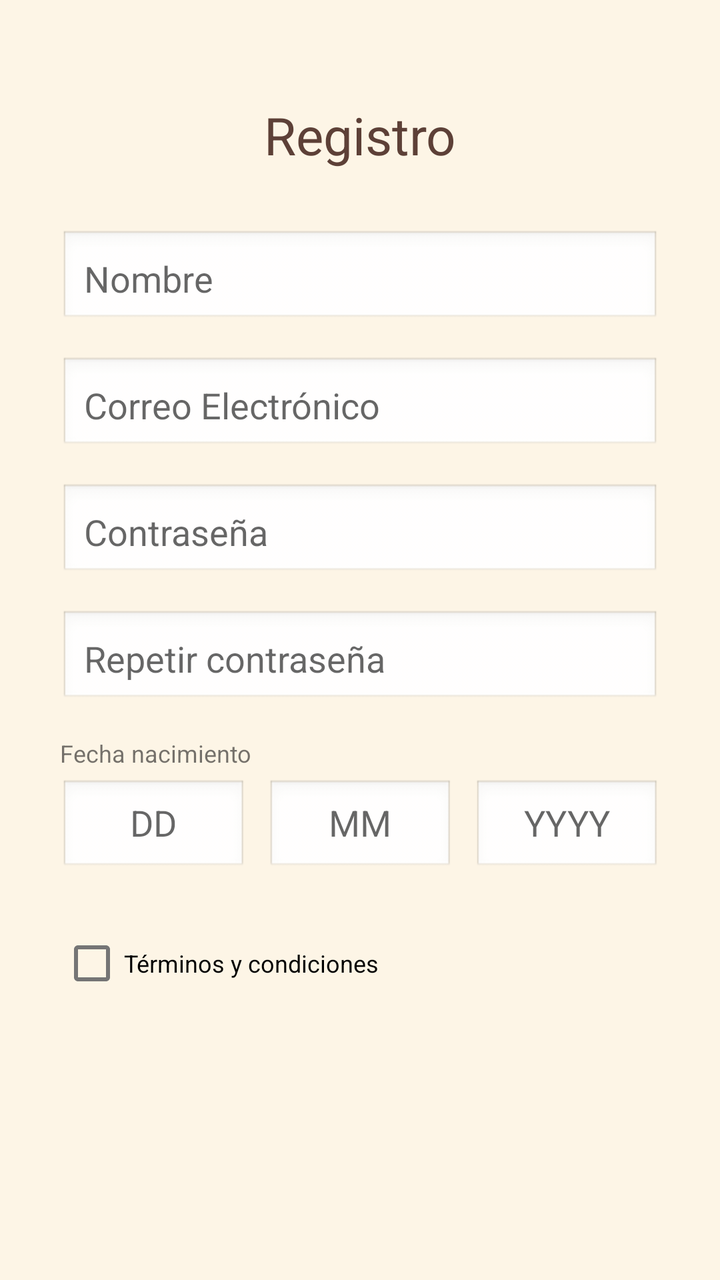
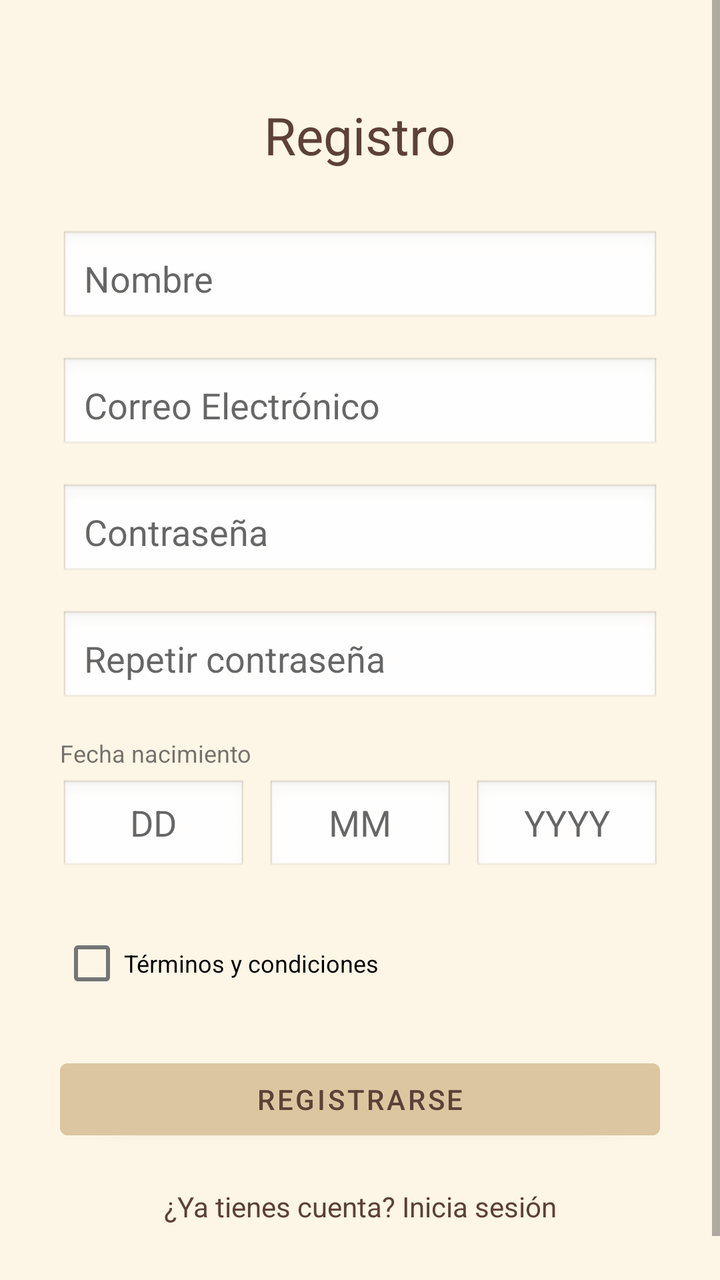

Before-and-after screenshots of an Android layout around one commit, followed by the original layout XML and the change that was made.
<!-- AndroidManifest.xml: application theme Theme.TFG_2025 -->
<!-- res/layout/fragment_registro.xml -->
<?xml version="1.0" encoding="utf-8"?>
<ScrollView xmlns:android="http://schemas.android.com/apk/res/android"
    xmlns:app="http://schemas.android.com/apk/res-auto"
    android:layout_width="match_parent"
    android:layout_height="match_parent"
    android:background="#FDF5E6"
    android:fillViewport="true">

    <androidx.constraintlayout.widget.ConstraintLayout
        android:layout_width="match_parent"
        android:layout_height="wrap_content"
        android:padding="30dp">

        <TextView
            android:id="@+id/tv_titulo_registro"
            android:layout_width="wrap_content"
            android:layout_height="wrap_content"
            android:layout_marginTop="20dp"
            android:text="Registro"
            android:textSize="26sp"
            android:textColor="#5D4037"
            app:layout_constraintEnd_toEndOf="parent"
            app:layout_constraintStart_toStartOf="parent"
            app:layout_constraintTop_toTopOf="parent" />

        <EditText
            android:id="@+id/et_reg_nombre"
            android:layout_width="match_parent"
            android:layout_height="wrap_content"
            android:layout_marginTop="30dp"
            android:background="@android:drawable/edit_text"
            android:hint="Nombre"
            android:padding="12dp"
            app:layout_constraintTop_toBottomOf="@id/tv_titulo_registro" />

        <EditText
            android:id="@+id/et_reg_email"
            android:layout_width="match_parent"
            android:layout_height="wrap_content"
            android:layout_marginTop="15dp"
            android:background="@android:drawable/edit_text"
            android:hint="Correo Electrónico"
            android:padding="12dp"
            app:layout_constraintTop_toBottomOf="@id/et_reg_nombre" />

        <EditText
            android:id="@+id/et_reg_pass"
            android:layout_width="match_parent"
            android:layout_height="wrap_content"
            android:layout_marginTop="15dp"
            android:background="@android:drawable/edit_text"
            android:hint="Contraseña"
            android:inputType="textPassword"
            android:padding="12dp"
            app:layout_constraintTop_toBottomOf="@id/et_reg_email" />

        <EditText
            android:id="@+id/et_reg_pass_rep"
            android:layout_width="match_parent"
            android:layout_height="wrap_content"
            android:layout_marginTop="15dp"
            android:background="@android:drawable/edit_text"
            android:hint="Repetir contraseña"
            android:inputType="textPassword"
            android:padding="12dp"
            app:layout_constraintTop_toBottomOf="@id/et_reg_pass" />

        <TextView
            android:id="@+id/lbl_fecha"
            android:layout_width="wrap_content"
            android:layout_height="wrap_content"
            android:layout_marginTop="15dp"
            android:text="Fecha nacimiento"
            android:textSize="12sp"
            app:layout_constraintStart_toStartOf="parent"
            app:layout_constraintTop_toBottomOf="@id/et_reg_pass_rep" />

        <LinearLayout
            android:id="@+id/layout_fecha"
            android:layout_width="match_parent"
            android:layout_height="wrap_content"
            android:orientation="horizontal"
            android:layout_marginTop="5dp"
            app:layout_constraintTop_toBottomOf="@id/lbl_fecha">

            <EditText android:layout_width="0dp" android:layout_height="wrap_content" android:layout_weight="1" android:hint="DD" android:background="@android:drawable/edit_text" android:gravity="center"/>
            <EditText android:layout_width="0dp" android:layout_height="wrap_content" android:layout_weight="1" android:hint="MM" android:background="@android:drawable/edit_text" android:gravity="center" android:layout_marginHorizontal="10dp"/>
            <EditText android:layout_width="0dp" android:layout_height="wrap_content" android:layout_weight="1" android:hint="YYYY" android:background="@android:drawable/edit_text" android:gravity="center"/>
        </LinearLayout>

        <CheckBox
            android:id="@+id/check_terminos"
            android:layout_width="wrap_content"
            android:layout_height="wrap_content"
            android:layout_marginTop="20dp"
            android:text="Términos y condiciones"
            android:textSize="12sp"
            app:layout_constraintStart_toStartOf="parent"
            app:layout_constraintTop_toBottomOf="@id/layout_fecha" />

    </androidx.constraintlayout.widget.ConstraintLayout>
</ScrollView>
<!-- resources referenced by this layout -->
<resources>
  <style name="Theme.TFG_2025" parent="Theme.MaterialComponents.Light.NoActionBar">
          <item name="colorPrimary">@color/boton_primario</item>
          <item name="android:windowBackground">@color/fondo_crema</item>
          <item name="android:statusBarColor">@color/fondo_crema</item>
          <item name="android:windowLightStatusBar">true</item>
      </style>
  <color name="boton_primario">#8D6E63</color>
  <color name="fondo_crema">#F5F5DC</color>
</resources>

<!-- the commit's change to res/layout/fragment_registro.xml (unified diff, before → after) -->
@@ -98,5 +98,29 @@
             app:layout_constraintStart_toStartOf="parent"
             app:layout_constraintTop_toBottomOf="@id/layout_fecha" />
 
+        <Button
+            android:id="@+id/boton_registrar"
+            android:layout_width="match_parent"
+            android:layout_height="wrap_content"
+            android:layout_marginTop="20dp"
+            android:backgroundTint="#DCC6A0"
+            android:text="REGISTRARSE"
+            android:textColor="#5D4037"
+            app:layout_constraintTop_toBottomOf="@id/check_terminos" />
+
+        <TextView
+            android:id="@+id/texto_volver_login"
+            android:layout_width="wrap_content"
+            android:layout_height="wrap_content"
+            android:layout_marginTop="20dp"
+            android:layout_marginBottom="20dp"
+            android:text="¿Ya tienes cuenta? Inicia sesión"
+            android:textColor="#5D4037"
+            android:textSize="14sp"
+            app:layout_constraintBottom_toBottomOf="parent"
+            app:layout_constraintEnd_toEndOf="parent"
+            app:layout_constraintStart_toStartOf="parent"
+            app:layout_constraintTop_toBottomOf="@id/boton_registrar" />
+
     </androidx.constraintlayout.widget.ConstraintLayout>
 </ScrollView>
